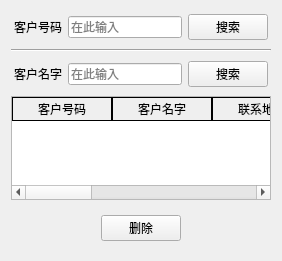
Old version of the form CompanyStroageManagement/SearchClientWin.ui in the repository linxinwNeo/CompanyStroageManagement.
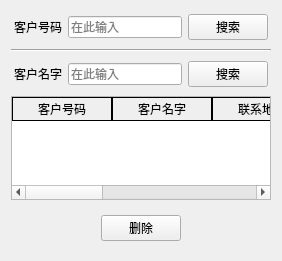
New version of the form.

```diff
--- a/CompanyStroageManagement/SearchClientWin.ui
+++ b/CompanyStroageManagement/SearchClientWin.ui
@@ -144,11 +144,6 @@
        <string>R.F.C.</string>
       </property>
      </column>
-     <column>
-      <property name="text">
-       <string>代理</string>
-      </property>
-     </column>
      <column>
       <property name="text">
        <string>付款方式</string>
```
